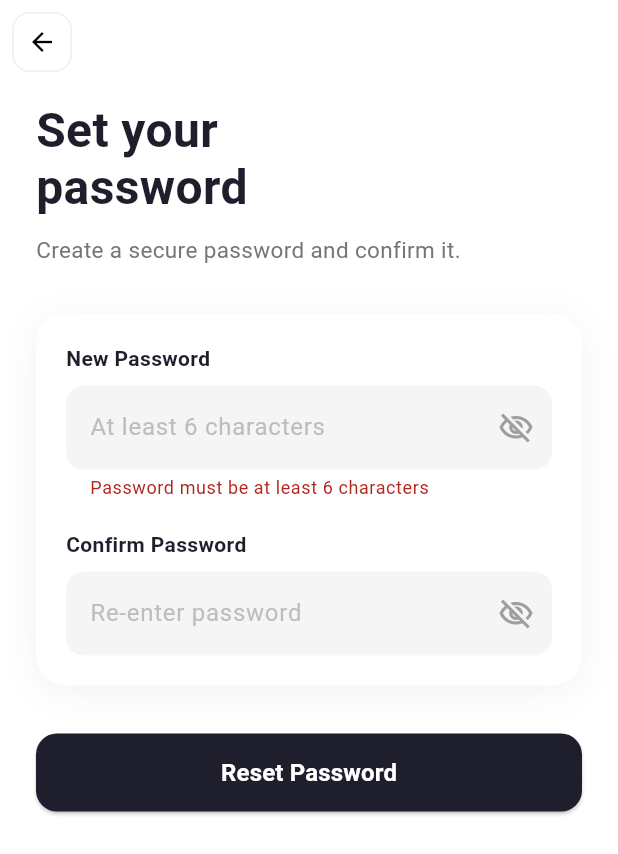
After one commit to CSC-3380-Fall-2026/Team-11, a Flutter app: the ResetPasswordPage screen opened directly, after a tap on "Reset Password", on a phone screen of 412 x 824 dp. The commit adds this screen. Shown: the top 854 px of the screen. Run offline on Flutter 3.47's test engine with Material 3 defaults, Android fonts, the phone set to English and light mode, and no system bars; our stand-ins replace cloud_firestore, device_preview, firebase_auth, firebase_core, flutter_dotenv, flutter_svg and 4 more; accounts and stored records are empty.

Commit message:
feat(auth): implement reset password page
- Add ResetPasswordPage layout
- Implement password visibility toggle state
- Add form validation for min password length and matching passwords
- Integrate FirebaseAuth password reset

```diff
--- a/melio_project/lib/main.dart
+++ b/melio_project/lib/main.dart
@@ -56,7 +56,7 @@ class MyApp extends StatelessWidget {
         '/': (context) => AccessPage(),
         '/home': (context) => HomePage(),
 
-        // home: LoginPage(), // App start point is the LoginPage
+        // home: AccessPage(), // App start point is the AccessPage
       },
     );
   }
--- /dev/null
+++ b/melio_project/lib/pages/login_user/reset_password_page.dart
@@ -0,0 +1,285 @@
+import 'package:flutter/material.dart';
+import 'package:firebase_auth/firebase_auth.dart';
+
+class ResetPasswordPage extends StatefulWidget {
+  final String? oobCode;
+
+  const ResetPasswordPage({super.key, this.oobCode});
+
+  @override
+  State<ResetPasswordPage> createState() => _ResetPasswordPageState();
+}
+
+class _ResetPasswordPageState extends State<ResetPasswordPage> {
+  final _formKey = GlobalKey<FormState>();
+  final _newPasswordController = TextEditingController();
+  final _confirmPasswordController = TextEditingController();
+
+  bool _obscureNewPassword = true;
+  bool _obscureConfirmPassword = true;
+  bool _isLoading = false;
+  String? _errorMessage;
+
+  @override
+  void dispose() {
+    _newPasswordController.dispose();
+    _confirmPasswordController.dispose();
+    super.dispose();
+  }
+
+  Future<void> _updatePassword() async {
+    setState(() => _errorMessage = null);
+
+    if (!_formKey.currentState!.validate()) return;
+
+    setState(() => _isLoading = true);
+
+    try {
+      if (widget.oobCode != null) {
+        await FirebaseAuth.instance.confirmPasswordReset(
+          code: widget.oobCode!,
+          newPassword: _newPasswordController.text,
+        );
+      }
+
+      if (!mounted) return;
+
+      ScaffoldMessenger.of(context).showSnackBar(
+        const SnackBar(content: Text('Password updated successfully!')),
+      );
+
+      Navigator.of(context).pop();
+    } on FirebaseAuthException catch (e) {
+      setState(() {
+        _errorMessage =
+            e.message ?? 'Failed to update password. Please try again';
+      });
+    } finally {
+      if (mounted) setState(() => _isLoading = false);
+    }
+  }
+
+  @override
+  Widget build(BuildContext context) {
+    return Scaffold(
+      backgroundColor: Colors.white,
+      appBar: AppBar(
+        backgroundColor: Colors.white,
+        leading: Padding(
+          padding: const EdgeInsets.all(8),
+          child: Container(
+            decoration: BoxDecoration(
+              border: Border.all(color: Colors.grey.shade200),
+              borderRadius: BorderRadius.circular(12),
+            ),
+            child: IconButton(
+              icon: const Icon(Icons.arrow_back, color: Colors.black, size: 20),
+              onPressed: () => Navigator.of(context).pop(),
+            ),
+          ),
+        ),
+      ),
+      body: SafeArea(
+        child: SingleChildScrollView(
+          padding: const EdgeInsets.symmetric(horizontal: 24.0, vertical: 12.0),
+          child: Form(
+            key: _formKey,
+            child: Column(
+              crossAxisAlignment: CrossAxisAlignment.start,
+              children: [
+                const Text(
+                  'Set your\npassword',
+                  style: TextStyle(
+                    fontSize: 32,
+                    fontWeight: FontWeight.bold,
+                    color: Color(0xFF1E1E2C),
+                    height: 1.2,
+                  ),
+                ),
+                const SizedBox(height: 12),
+                Text(
+                  'Create a secure password and confirm it.',
+                  style: TextStyle(
+                    fontSize: 15,
+                    color: Colors.grey.shade600,
+                    height: 1.4,
+                  ),
+                ),
+                const SizedBox(height: 32),
+
+                Container(
+                  padding: const EdgeInsets.all(20),
+                  decoration: BoxDecoration(
+                    color: Colors.white,
+                    borderRadius: BorderRadius.circular(20),
+                    boxShadow: [
+                      BoxShadow(
+                        color: Colors.black.withValues(alpha: 0.05),
+                        blurRadius: 20,
+                        offset: const Offset(0, 4),
+                      ),
+                    ],
+                  ),
+                  child: Column(
+                    crossAxisAlignment: CrossAxisAlignment.start,
+                    children: [
+                      const Text(
+                        'New Password',
+                        style: TextStyle(
+                          fontSize: 14,
+                          fontWeight: FontWeight.w600,
+                          color: Color(0xFF1E1E2C),
+                        ),
+                      ),
+                      const SizedBox(height: 8),
+                      TextFormField(
+                        controller: _newPasswordController,
+                        obscureText: _obscureNewPassword,
+                        decoration: InputDecoration(
+                          hintText: 'At least 6 characters',
+                          hintStyle: TextStyle(color: Colors.grey.shade400),
+                          filled: true,
+                          fillColor: Colors.grey.shade100,
+                          border: OutlineInputBorder(
+                            borderRadius: BorderRadius.circular(12),
+                            borderSide: BorderSide.none,
+                          ),
+                          suffixIcon: IconButton(
+                            icon: Icon(
+                              _obscureNewPassword
+                                  ? Icons.visibility_off_outlined
+                                  : Icons.visibility_outlined,
+                              color: Colors.grey.shade500,
+                            ),
+                            onPressed: () {
+                              setState(() {
+                                _obscureNewPassword = !_obscureNewPassword;
+                              });
+                            },
+                          ),
+                        ),
+                        validator: (value) {
+                          if (value == null || value.length < 6) {
+                            return 'Password must be at least 6 characters';
+                          }
+                          return null;
+                        },
+                      ),
+                      const SizedBox(height: 20),
+                      const Text(
+                        'Confirm Password',
+                        style: TextStyle(
+                          fontSize: 14,
+                          fontWeight: FontWeight.w600,
+                          color: Color(0xFF1E1E2C),
+                        ),
+                      ),
+                      const SizedBox(height: 8),
+                      TextFormField(
+                        controller: _confirmPasswordController,
+                        obscureText: _obscureConfirmPassword,
+                        decoration: InputDecoration(
+                          hintText: 'Re-enter password',
+                          hintStyle: TextStyle(color: Colors.grey.shade400),
+                          filled: true,
+                          fillColor: Colors.grey.shade100,
+                          border: OutlineInputBorder(
+                            borderRadius: BorderRadius.circular(12),
+                            borderSide: BorderSide.none,
+                          ),
+                          suffixIcon: IconButton(
+                            icon: Icon(
+                              _obscureConfirmPassword
+                                  ? Icons.visibility_off_outlined
+                                  : Icons.visibility_outlined,
+                              color: Colors.grey.shade500,
+                            ),
+                            onPressed: () {
+                              setState(() {
+                                _obscureConfirmPassword =
+                                    !_obscureConfirmPassword;
+                              });
+                            },
+                          ),
+                        ),
+                        validator: (value) {
+                          if (value != _newPasswordController.text) {
+                            return 'Passwords do not match';
+                          }
+                          return null;
+                        },
+                      ),
+                    ],
+                  ),
+                ),
+
+                if (_errorMessage != null) ...[
+                  const SizedBox(height: 16),
+                  Container(
+                    padding: const EdgeInsets.all(12),
+                    decoration: BoxDecoration(
+                      color: Colors.red.shade50,
+                      borderRadius: BorderRadius.circular(10),
+                    ),
+                    child: Row(
+                      children: [
+                        const Icon(
+                          Icons.error_outline,
+                          color: Colors.red,
+                          size: 20,
+                        ),
+                        const SizedBox(width: 8),
+                        Expanded(
+                          child: Text(
+                            _errorMessage!,
+                            style: const TextStyle(
+                              color: Colors.red,
+                              fontSize: 13,
+                            ),
+                          ),
+                        ),
+                      ],
+                    ),
+                  ),
+                ],
+
+                const SizedBox(height: 32),
+
+                SizedBox(
+                  width: double.infinity,
+                  height: 52,
+                  child: ElevatedButton(
+                    onPressed: _isLoading ? null : _updatePassword,
+                    style: ElevatedButton.styleFrom(
+                      backgroundColor: const Color(0xFF1E1E2C),
+                      shape: RoundedRectangleBorder(
+                        borderRadius: BorderRadius.circular(14),
+                      ),
+                    ),
+                    child: _isLoading
+                        ? const SizedBox(
+                            width: 24,
+                            height: 24,
+                            child: CircularProgressIndicator(
+                              color: Colors.white,
+                              strokeWidth: 2.5,
+                            ),
+                          )
+                        : const Text(
+                            'Reset Password',
+                            style: TextStyle(
+                              fontSize: 16,
+                              fontWeight: FontWeight.w600,
+                              color: Colors.white,
+                            ),
+                          ),
+                  ),
+                ),
+              ],
+            ),
+          ),
+        ),
+      ),
+    );
+  }
+}
```
Also changed, not shown: melio_project/pubspec.lock.
